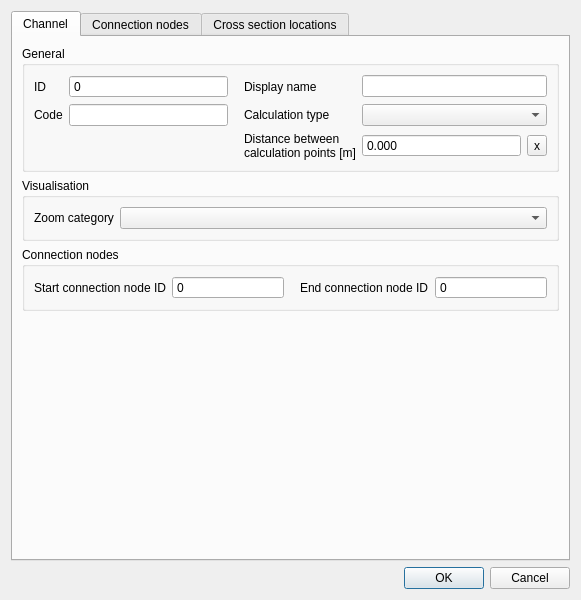
nens/threedi-schematisation-editor, file threedi_schematisation_editor/forms/ui/channel.ui: the form before one commit.
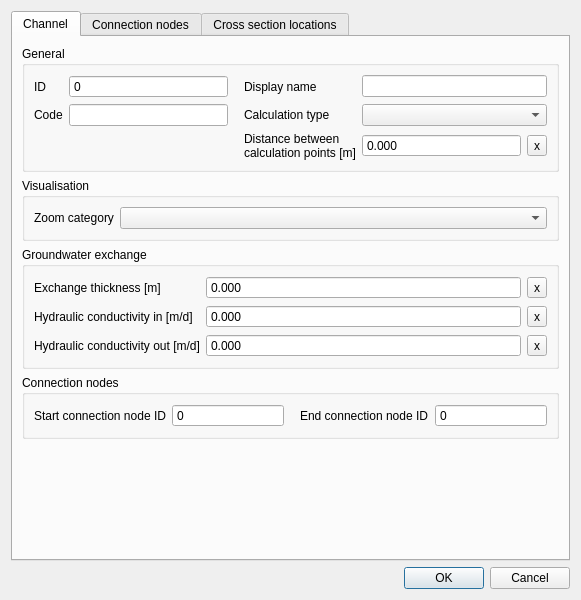
The form after the commit.

Commit message:
Exposing attributes for vegetation and groundwater exchange (#151, #1… (#154)
* Exposing attributes for vegetation and groundwater exchange (#151, #153).

```diff
--- a/threedi_schematisation_editor/forms/ui/channel.ui
+++ b/threedi_schematisation_editor/forms/ui/channel.ui
@@ -37,7 +37,7 @@
        <string>Channel</string>
       </attribute>
       <layout class="QGridLayout" name="gridLayout_18">
-       <item row="3" column="0">
+       <item row="4" column="0">
         <spacer name="verticalSpacer_3">
          <property name="orientation">
           <enum>Qt::Vertical</enum>
@@ -100,7 +100,7 @@
          </layout>
         </widget>
        </item>
-       <item row="2" column="0">
+       <item row="3" column="0">
         <widget class="QGroupBox" name="grp_conn_node">
          <property name="locale">
           <locale language="English" country="UnitedStates"/>
@@ -436,6 +436,141 @@
          </layout>
         </widget>
        </item>
+       <item row="2" column="0">
+        <widget class="QGroupBox" name="grp_groundwater">
+         <property name="title">
+          <string>Groundwater exchange</string>
+         </property>
+         <layout class="QGridLayout" name="gridLayout_8">
+          <item row="0" column="1">
+           <widget class="QDoubleSpinBox" name="exchange_thickness">
+            <property name="sizePolicy">
+             <sizepolicy hsizetype="Expanding" vsizetype="Fixed">
+              <horstretch>0</horstretch>
+              <verstretch>0</verstretch>
+             </sizepolicy>
+            </property>
+            <property name="locale">
+             <locale language="English" country="UnitedStates"/>
+            </property>
+            <property name="buttonSymbols">
+             <enum>QAbstractSpinBox::NoButtons</enum>
+            </property>
+            <property name="decimals">
+             <number>3</number>
+            </property>
+            <property name="maximum">
+             <double>1000000.000000000000000</double>
+            </property>
+           </widget>
+          </item>
+          <item row="0" column="2">
+           <widget class="QToolButton" name="exchange_thickness_clear">
+            <property name="text">
+             <string>x</string>
+            </property>
+           </widget>
+          </item>
+          <item row="0" column="0">
+           <widget class="QLabel" name="label_7">
+            <property name="locale">
+             <locale language="English" country="UnitedStates"/>
+            </property>
+            <property name="text">
+             <string>Exchange thickness [m]</string>
+            </property>
+            <property name="alignment">
+             <set>Qt::AlignLeading|Qt::AlignLeft|Qt::AlignVCenter</set>
+            </property>
+           </widget>
+          </item>
+          <item row="1" column="0">
+           <widget class="QLabel" name="label_13">
+            <property name="locale">
+             <locale language="English" country="UnitedStates"/>
+            </property>
+            <property name="text">
+             <string>Hydraulic conductivity in [m/d]</string>
+            </property>
+            <property name="alignment">
+             <set>Qt::AlignLeading|Qt::AlignLeft|Qt::AlignVCenter</set>
+            </property>
+           </widget>
+          </item>
+          <item row="1" column="1">
+           <widget class="QDoubleSpinBox" name="hydraulic_conductivity_in">
+            <property name="sizePolicy">
+             <sizepolicy hsizetype="Expanding" vsizetype="Fixed">
+              <horstretch>0</horstretch>
+              <verstretch>0</verstretch>
+             </sizepolicy>
+            </property>
+            <property name="locale">
+             <locale language="English" country="UnitedStates"/>
+            </property>
+            <property name="buttonSymbols">
+             <enum>QAbstractSpinBox::NoButtons</enum>
+            </property>
+            <property name="decimals">
+             <number>3</number>
+            </property>
+            <property name="maximum">
+             <double>1000000.000000000000000</double>
+            </property>
+           </widget>
+          </item>
+          <item row="1" column="2">
+           <widget class="QToolButton" name="hydraulic_conductivity_in_clear">
+            <property name="text">
+             <string>x</string>
+            </property>
+           </widget>
+          </item>
+          <item row="2" column="0">
+           <widget class="QLabel" name="label_8">
+            <property name="locale">
+             <locale language="English" country="UnitedStates"/>
+            </property>
+            <property name="text">
+             <string>Hydraulic conductivity out [m/d]</string>
+            </property>
+            <property name="alignment">
+             <set>Qt::AlignLeading|Qt::AlignLeft|Qt::AlignVCenter</set>
+            </property>
+           </widget>
+          </item>
+          <item row="2" column="1">
+           <widget class="QDoubleSpinBox" name="hydraulic_conductivity_out">
+            <property name="sizePolicy">
+             <sizepolicy hsizetype="Expanding" vsizetype="Fixed">
+              <horstretch>0</horstretch>
+              <verstretch>0</verstretch>
+             </sizepolicy>
+            </property>
+            <property name="locale">
+             <locale language="English" country="UnitedStates"/>
+            </property>
+            <property name="buttonSymbols">
+             <enum>QAbstractSpinBox::NoButtons</enum>
+            </property>
+            <property name="decimals">
+             <number>3</number>
+            </property>
+            <property name="maximum">
+             <double>1000000.000000000000000</double>
+            </property>
+           </widget>
+          </item>
+          <item row="2" column="2">
+           <widget class="QToolButton" name="hydraulic_conductivity_out_clear">
+            <property name="text">
+             <string>x</string>
+            </property>
+           </widget>
+          </item>
+         </layout>
+        </widget>
+       </item>
       </layout>
      </widget>
      <widget class="QWidget" name="tab_3">
```
The commit also changes 21 other files.
